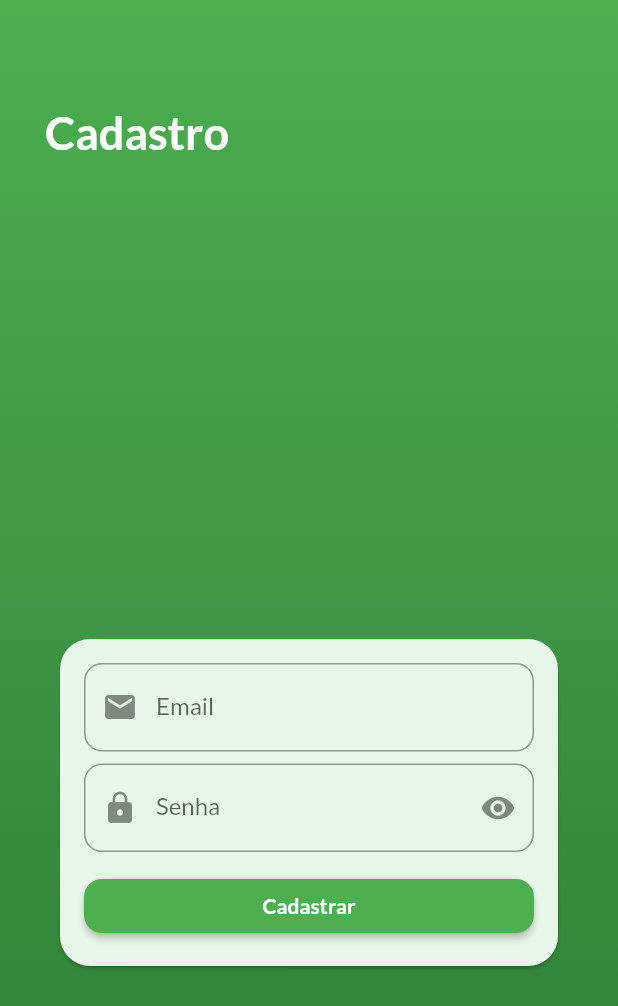
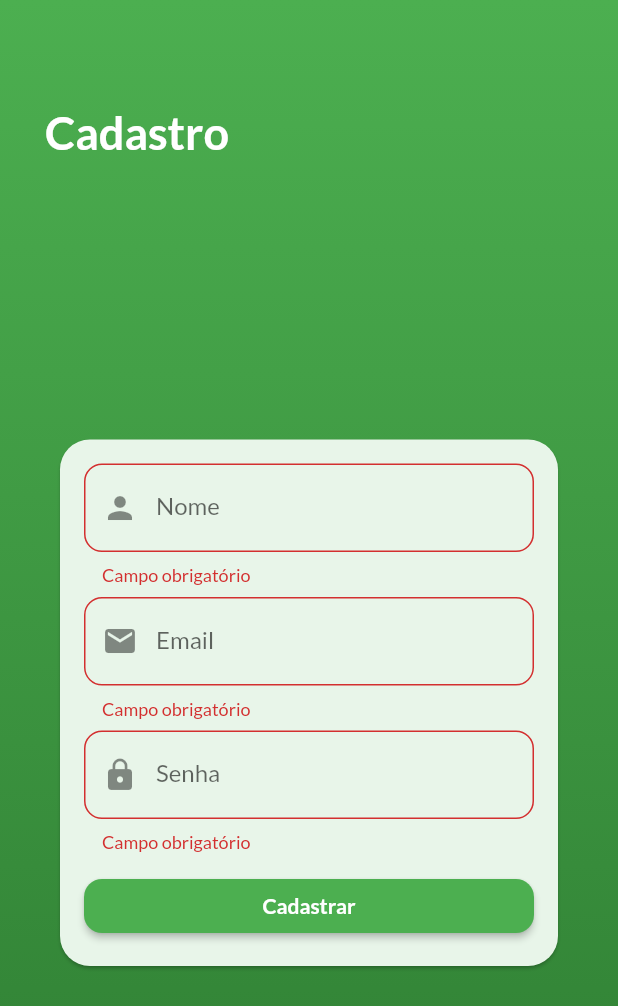
Before and after one commit to atom808/product_list, a Flutter app: the RegisterPage screen opened directly, after a tap on "Cadastrar", on a phone screen of 412 x 824 dp. Shown: the top 1006 px of the screen. Run offline on Flutter 3.47's test engine with Material 2 defaults, Android fonts, the phone set to English and light mode, and no system bars; our stand-ins replace firebase_auth, firebase_core, google_fonts; accounts and stored records are empty.

```diff
--- a/lib/shared/widgets/inputs/password_input.dart
+++ b/lib/shared/widgets/inputs/password_input.dart
@@ -20,12 +20,19 @@ class _PROPasswordInputState extends State<PROPasswordInput> {
       decoration: PROInputDecoration().textInputDecoration(
         label: widget.label,
         icon: Icons.lock,
-        suffixIconButton: IconButton(
-          icon: Icon(Icons.remove_red_eye),
-          onPressed: () {},
-        )
+        // suffixIconButton: IconButton(
+        //   icon: Icon(Icons.remove_red_eye),
+        //   onPressed: () {},
+        // )
       ),
       obscureText: true,
+      validator: (text) {
+        if(text!.isNotEmpty) {
+          return null;
+        } else {
+          return 'Campo obrigatório';
+        }
+      },
     );
   }
 }
--- a/lib/shared/widgets/inputs/text_input.dart
+++ b/lib/shared/widgets/inputs/text_input.dart
@@ -5,9 +5,10 @@ class PROTextInput extends StatefulWidget {
   final String label;
   final TextEditingController controller;
   final IconData? icon;
+  final String? emptyText;
 
   const PROTextInput(
-      {Key? key, required this.label, required this.controller, this.icon})
+      {Key? key, required this.label, required this.controller, this.icon, this.emptyText})
       : super(key: key);
 
   @override
@@ -23,6 +24,15 @@ class _PROTextInputState extends State<PROTextInput> {
         label: widget.label,
         icon: widget.icon,
       ),
+      validator: (text) {
+        if(text!.isNotEmpty) {
+          return null;
+        } else {
+          if(widget.emptyText != null) {
+            return widget.emptyText;
+          }
+        }
+      },
     );
   }
 }
--- a/lib/views/auth/register_page.dart
+++ b/lib/views/auth/register_page.dart
@@ -1,3 +1,4 @@
+import 'package:firebase_auth/firebase_auth.dart';
 import 'package:flutter/cupertino.dart';
 import 'package:flutter/material.dart';
 import 'package:product_list/shared/widgets/buttons/primary_button.dart';
@@ -16,8 +17,28 @@ class RegisterPage extends StatefulWidget {
 
 class _RegisterPageState extends State<RegisterPage> {
   final GlobalKey<FormState> registerFormKey = GlobalKey<FormState>();
+  final TextEditingController _nameController = TextEditingController();
   final TextEditingController _emailController = TextEditingController();
   final TextEditingController _passwordController = TextEditingController();
+  final auth = FirebaseAuth.instance;
+
+  userRegisterHandler() async {
+    try {
+      await FirebaseAuth.instance.createUserWithEmailAndPassword(
+          email: _emailController.text,
+          password: _passwordController.text
+      );
+    } on FirebaseAuthException catch  (e) {
+      showDialog(context: context, builder: (BuildContext context) => AlertDialog(
+        title: Text('Atenção'),
+        content: Text(e.message.toString()),
+        actions: [
+          PROTextButton(label: 'OK', onPressed: () {Navigator.pop(context);},)
+        ],
+      ));
+    }
+  }
+
 
   @override
   Widget build(BuildContext context) {
@@ -48,14 +69,27 @@ class _RegisterPageState extends State<RegisterPage> {
               child: Padding(
                 padding: const EdgeInsets.all(16.0),
                 child: Form(
-                  // key: registerFormKey,
+                  key: registerFormKey,
                   child: Column(
                     children: [
+                      Container(
+                        child: PROTextInput(
+                          label: 'Nome',
+                          controller: _nameController,
+                          icon: Icons.person,
+                          emptyText: 'Campo obrigatório',
+                        ),
+                      ),
+                      Divider(
+                        color: Colors.transparent,
+                        height: 8,
+                      ),
                       Container(
                         child: PROTextInput(
                           label: 'Email',
                           controller: _emailController,
                           icon: Icons.email,
+                          emptyText: 'Campo obrigatório',
                         ),
                       ),
                       Divider(
@@ -75,12 +109,9 @@ class _RegisterPageState extends State<RegisterPage> {
                         child: PROPrimaryElevatedButton(
                           label: 'Cadastrar',
                           onPressed: () {
-                            // Navigator.push(
-                            //     context,
-                            //     CupertinoPageRoute(
-                            //         builder: (context) => LoginPage()
-                            //     )
-                            // );
+                            if(registerFormKey.currentState!.validate()) {
+                              userRegisterHandler();
+                            }
                           },
                         ),
                       ),
```
Also changed, not shown: lib/views/auth/login_page.dart (+24 -2 lines).
